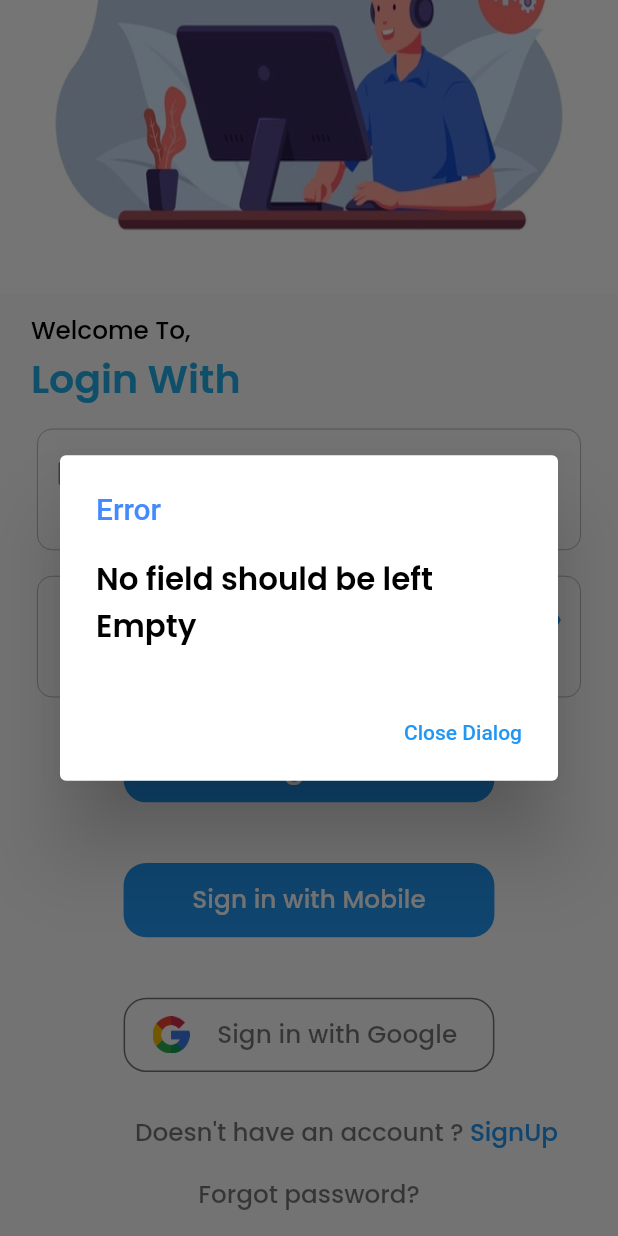
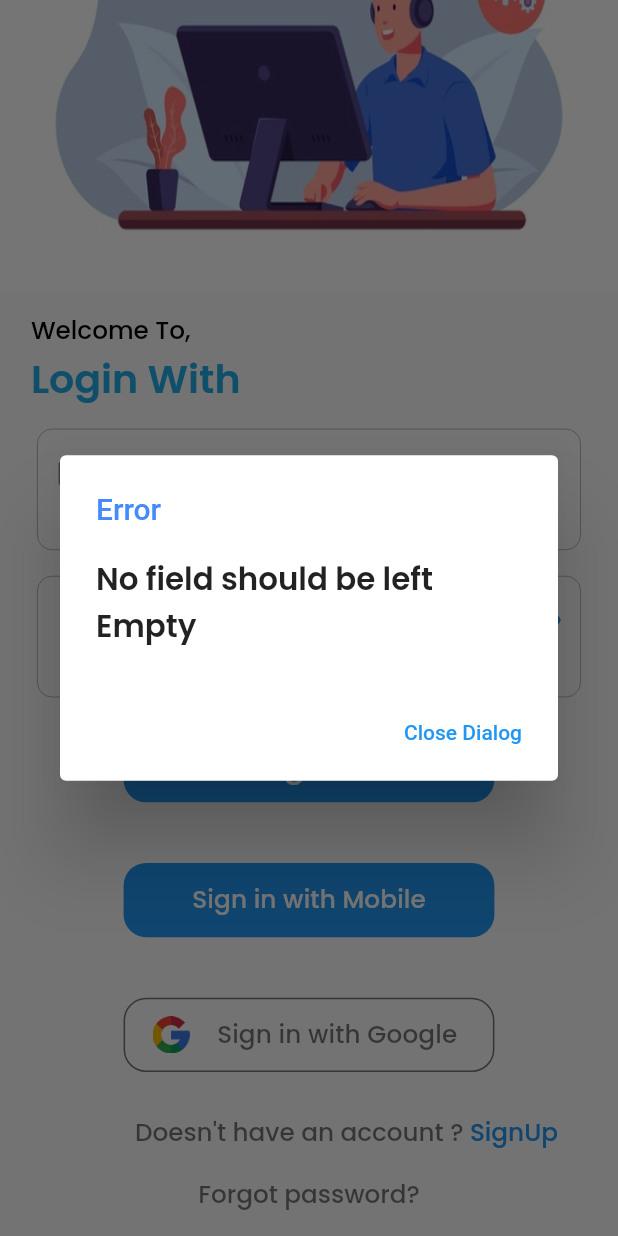
Before and after one commit to nithinraaj27/Home-Service, a Flutter app: the screen it shows after launch, scrolled down 164 dp, after a tap on "Sign In", on a phone screen of 412 x 824 dp. Run offline on Flutter 3.47's test engine with Material 2 defaults, Android fonts, the light colour scheme and no system bars; our stand-ins replace cloud_firestore, firebase_auth, firebase_core, font_awesome_flutter, geocoding, geolocator and 6 more; missing offline and left inert: dart:ffi, flutter_animated_dialog, flutter_phone_direct_caller, location_permissions; accounts and stored records are empty.

Commit message:
19 12 2021 01 56

```diff
--- a/lib/screens/Main_Page/signin.dart
+++ b/lib/screens/Main_Page/signin.dart
@@ -64,7 +64,7 @@ class _signinState extends State<signin> {
             content: Container(
               child: Text(
                 error,
-                style: TextStyle(color: Colors.black,fontSize: SizeConfig.height!*2.5),
+                style: TextStyle(color: Colors.black87,fontSize: SizeConfig.height!*2.5),
               ),
             ),
             actions: [
```
